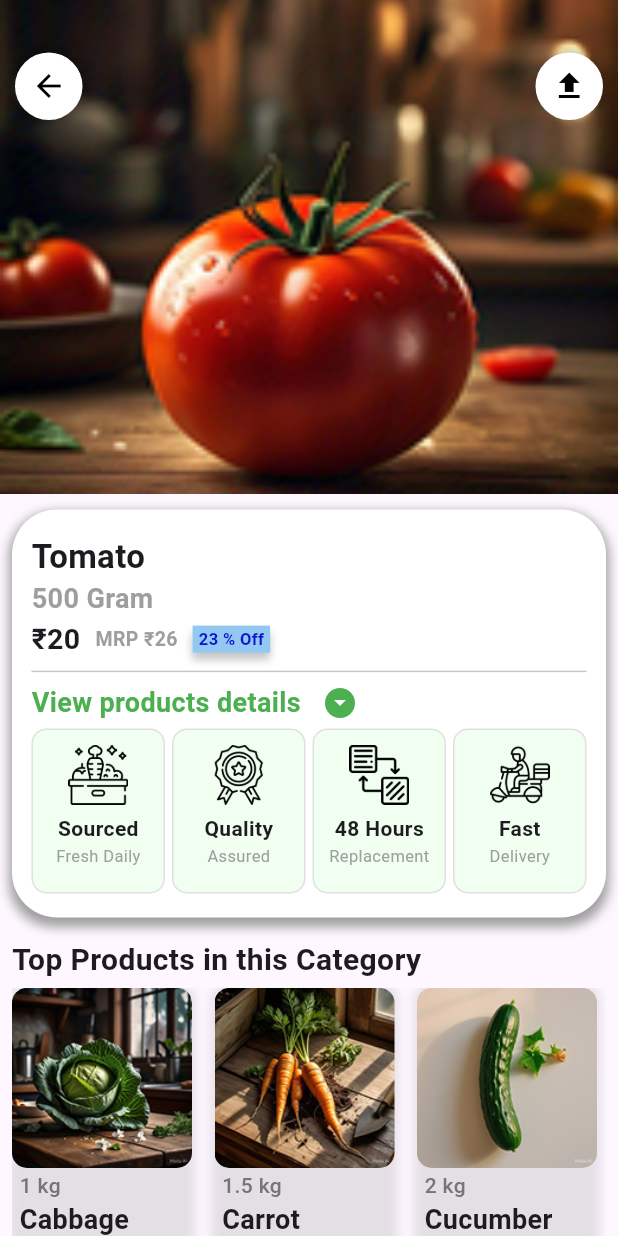
After one commit to Prathamdelxn/purelyFarm-app, a Flutter app: the ProductDetails screen opened directly, on a phone screen of 412 x 824 dp. The commit adds this screen. Run offline on Flutter 3.47's test engine with Material 3 defaults, Android fonts, the phone set to English and light mode, and no system bars; our stand-ins replace flutter_otp_text_field, flutter_svg, sticky_headers.

Commit message:
all upload

```diff
--- a/lib/screens/cartPage.dart
+++ b/lib/screens/cartPage.dart
@@ -1,3 +1,4 @@
+import 'package:ecom/screens/productDetails.dart';
 import 'package:flutter/material.dart';
 
 class Cartpage extends StatefulWidget {
@@ -264,7 +265,15 @@ class _CartpageState extends State<Cartpage> {
                                 SizedBox(
                                   width: 10,
                                 ),
-                                Container(
+                                GestureDetector(
+                                  onTap: () {
+                                    Navigator.push(
+                                        context,
+                                        MaterialPageRoute(
+                                            builder: (context) =>
+                                                ProductDetails()));
+                                  },
+                                  child: Container(
                                     height: 230,
                                     width: 150,
                                     padding: EdgeInsets.all(5),
@@ -312,8 +321,8 @@ class _CartpageState extends State<Cartpage> {
                                               style: TextStyle(
                                                   fontWeight: FontWeight.w700,
                                                   color: Colors.grey,
-                                                decoration:
-                                                    TextDecoration.lineThrough,
+                                                  decoration: TextDecoration
+                                                      .lineThrough,
                                                   fontSize: 18),
                                             )
                                           ],
@@ -339,6 +348,7 @@ class _CartpageState extends State<Cartpage> {
                                           ),
                                         )
                                       ],
+                                    ),
                                   ),
                                 )
                               ],
--- /dev/null
+++ b/lib/screens/productDetails.dart
@@ -0,0 +1,428 @@
+import 'dart:developer';
+
+import 'package:flutter/material.dart';
+import 'package:flutter_svg/flutter_svg.dart';
+
+class ProductDetails extends StatefulWidget {
+  const ProductDetails({super.key});
+
+  @override
+  State<ProductDetails> createState() => _ProductDetailsState();
+}
+
+class _ProductDetailsState extends State<ProductDetails> {
+  List<Map<String, dynamic>> products = [
+    {
+      "image": "assets/images/cabbage.png",
+      "name": "Cabbage",
+      "weight": "1 kg",
+      "newprice": 35.0,
+      "oldprice": 40.0,
+      "off": "12% Off"
+    },
+    {
+      "image": "assets/images/carrot.png",
+      "name": "Carrot",
+      "weight": "1.5 kg",
+      "newprice": 1.59,
+      "oldprice": 1.99,
+      "off": "20% Off"
+    },
+    {
+      "image": "assets/images/cucumber.png",
+      "name": "Cucumber",
+      "weight": "2 kg",
+      "newprice": 2.99,
+      "oldprice": 3.49,
+      "off": "14% Off"
+    },
+    {
+      "image": "assets/images/green_peas.png",
+      "name": "Green Peas",
+      "weight": "0.5 kg",
+      "newprice": 3.99,
+      "oldprice": 4.99,
+      "off": "20% Off"
+    },
+    {
+      "image": "assets/images/onion.png",
+      "name": "Onion",
+      "weight": "0.75 kg",
+      "newprice": 4.99,
+      "oldprice": 5.99,
+      "off": "17% Off"
+    },
+    {
+      "image": "assets/images/tomato.png",
+      "name": "Tomato",
+      "weight": "5 kg",
+      "newprice": 6.49,
+      "oldprice": 7.99,
+      "off": "18% Off"
+    },
+  ];
+
+  @override
+  Widget build(BuildContext context) {
+    final width = MediaQuery.of(context).size.width;
+    final height = MediaQuery.of(context).size.height;
+    return Scaffold(
+      body: SingleChildScrollView(
+        child: Column(
+          // crossAxisAlignment: CrossAxisAlignment.start,
+          children: [
+            Container(
+              width: width,
+              height: height * 0.4,
+              padding: EdgeInsets.symmetric(horizontal: 10, vertical: 35),
+              decoration: BoxDecoration(
+                image: DecorationImage(
+                  image: AssetImage('assets/images/tomato.png'),
+                  fit: BoxFit.fitWidth,
+                ),
+              ),
+              child: Stack(
+                children: [
+                  Row(
+                    children: [
+                      _buildCircleWithIcon(Icons.arrow_back, () {
+                        Navigator.of(context).pop();
+                      }),
+                      const Spacer(),
+                      SizedBox(width: 16),
+                      _buildCircleWithIcon(Icons.upload, () {}),
+                    ],
+                  )
+                ],
+              ),
+            ),
+            Container(
+              padding: EdgeInsets.symmetric(vertical: 16, horizontal: 13),
+              margin: EdgeInsets.symmetric(vertical: 10, horizontal: 8),
+              decoration: BoxDecoration(borderRadius: BorderRadius.circular(30), color: Colors.white, boxShadow: [
+                BoxShadow(
+                  blurRadius: 6,
+                  spreadRadius: 2,
+                  offset: Offset(0, 4),
+                  color: Colors.grey,
+                )
+              ]),
+              child: Column(
+                children: [
+                  Column(
+                    crossAxisAlignment: CrossAxisAlignment.start,
+                    children: [
+                      Text(
+                        "Tomato",
+                        style: TextStyle(
+                          fontWeight: FontWeight.bold,
+                          fontSize: 22,
+                        ),
+                      ),
+                      Text(
+                        "500 Gram",
+                        style: TextStyle(
+                          fontWeight: FontWeight.bold,
+                          fontSize: 18,
+                          color: Colors.grey,
+                        ),
+                      ),
+                      Row(
+                        spacing: 10,
+                        children: [
+                          Text(
+                            "₹20",
+                            style: TextStyle(
+                              fontWeight: FontWeight.bold,
+                              fontSize: 19,
+                            ),
+                          ),
+                          Text(
+                            "MRP ₹26",
+                            style: TextStyle(fontWeight: FontWeight.bold, fontSize: 13, color: Colors.grey),
+                          ),
+                          Container(
+                            padding: EdgeInsets.symmetric(horizontal: 4, vertical: 1),
+                            decoration: BoxDecoration(
+                              color: const Color.fromARGB(255, 147, 200, 243),
+                              boxShadow: [
+                                BoxShadow(
+                                  color: Colors.grey.withOpacity(0.6),
+                                  offset: Offset(0, 5),
+                                  blurRadius: 4,
+                                  spreadRadius: 0.2,
+                                ),
+                              ],
+                            ),
+                            child: Text(
+                              "23 % Off",
+                              style: TextStyle(color: const Color.fromARGB(255, 10, 20, 207), fontWeight: FontWeight.bold, fontSize: 11),
+                            ),
+                          ),
+                        ],
+                      ),
+                    ],
+                  ),
+                  Divider(),
+                  Column(
+                    children: [
+                      Row(
+                        spacing: 14,
+                        children: [
+                          Text(
+                            "View products details",
+                            style: TextStyle(
+                              color: Colors.green,
+                              fontWeight: FontWeight.bold,
+                              fontSize: 18,
+                            ),
+                          ),
+                          Icon(
+                            Icons.arrow_drop_down_circle,
+                            color: Colors.green,
+                            size: 24,
+                          ),
+                        ],
+                      ),
+                    ],
+                  ),
+                  SizedBox(
+                    height: 4,
+                  ),
+                  Row(
+                    mainAxisAlignment: MainAxisAlignment.spaceBetween,
+                    children: [
+                      DetailsContainer("assets/images/fresh.png", "Sourced", "Fresh Daily"),
+                      DetailsContainer("assets/images/quality.png", "Quality", "Assured"),
+                      DetailsContainer("assets/images/replacement.png", "48 Hours", "Replacement"),
+                      DetailsContainer("assets/images/delivery.png", "Fast", "Delivery"),
+                    ],
+                  ),
+                ],
+              ),
+            ),
+            SizedBox(height: 4),
+            Padding(
+              padding: const EdgeInsets.symmetric(horizontal: 8),
+              child: Column(
+                crossAxisAlignment: CrossAxisAlignment.start,
+                children: [
+                  Text(
+                    "Top Products in this Category",
+                    style: TextStyle(
+                      fontWeight: FontWeight.bold,
+                      fontSize: 20,
+                    ),
+                  ),
+                  SizedBox(height: 4),
+                  Container(
+                    height: 220,
+                    child: ListView.builder(
+                      scrollDirection: Axis.horizontal,
+                      itemCount: products.length,
+                      itemBuilder: (context, index) {
+                        return ProductCard(
+                          products[index]['image'],
+                          products[index]['name'],
+                          products[index]['weight'],
+                          products[index]['newprice'],
+                          products[index]['oldprice'],
+                          products[index]['off'],
+                        );
+                      },
+                    ),
+                  ),
+                ],
+              ),
+            ),
+            Container(
+              width: width,
+              padding: EdgeInsets.all(10),
+              margin: EdgeInsets.symmetric(horizontal: 8, vertical: 10),
+              decoration: BoxDecoration(
+                border: Border.all(color: Colors.grey.shade300),
+                color: const Color.fromARGB(255, 240, 255, 240),
+                borderRadius: BorderRadius.circular(10),
+              ),
+              child: Row(
+                spacing: 12,
+                mainAxisAlignment: MainAxisAlignment.center,
+                children: [
+                  Image.asset(
+                    'assets/images/more.png',
+                    width: 45,
+                  ),
+                  Text(
+                    "See All Products",
+                    style: TextStyle(
+                      fontWeight: FontWeight.bold,
+                      fontSize: 20,
+                    ),
+                  ),
+                  Icon(
+                    Icons.arrow_circle_right,
+                    color: Colors.green,
+                    size: 24,
+                  ),
+                ],
+              ),
+            ),
+            SizedBox(height: 30)
+          ],
+        ),
+      ),
+    );
+  }
+
+  Widget ProductCard(String image, String name, String weight, double newprice, double oldprice, String off) {
+    return Container(
+      margin: EdgeInsets.only(right: 15),
+      decoration: BoxDecoration(
+        borderRadius: BorderRadius.circular(10),
+        boxShadow: [
+          BoxShadow(
+            color: Colors.black.withOpacity(0.1),
+            blurRadius: 5,
+            spreadRadius: 2,
+          ),
+        ],
+      ),
+      child: Column(
+        crossAxisAlignment: CrossAxisAlignment.start,
+        children: [
+          Container(
+            width: 120,
+            // height: 100,
+            decoration: BoxDecoration(
+              borderRadius: BorderRadius.circular(10),
+            ),
+            child: ClipRRect(
+              borderRadius: BorderRadius.circular(10),
+              child: Image.asset(
+                image,
+                fit: BoxFit.cover,
+              ),
+            ),
+          ),
+          Container(
+            padding: EdgeInsets.only(left: 5),
+            child: Column(
+              crossAxisAlignment: CrossAxisAlignment.start,
+              children: [
+                const SizedBox(height: 2),
+                Text(
+                  weight,
+                  style: TextStyle(color: Colors.grey[600], fontSize: 14, fontWeight: FontWeight.w500),
+                ),
+                Text(
+                  name,
+                  style: const TextStyle(
+                    fontSize: 18,
+                    fontWeight: FontWeight.bold,
+                  ),
+                ),
+                Container(
+                  padding: const EdgeInsets.symmetric(horizontal: 4),
+                  decoration: BoxDecoration(
+                    color: const Color.fromARGB(255, 147, 200, 243),
+                    borderRadius: BorderRadius.circular(5),
+                  ),
+                  child: Text(
+                    off,
+                    style: const TextStyle(
+                      fontSize: 11,
+                      fontWeight: FontWeight.bold,
+                      color: const Color.fromARGB(255, 10, 20, 207),
+                    ),
+                  ),
+                ),
+                const SizedBox(height: 5),
+                Row(
+                  children: [
+                    Text(
+                      "₹${newprice.toStringAsFixed(2)}",
+                      style: const TextStyle(
+                        fontSize: 15,
+                        fontWeight: FontWeight.bold,
+                        color: Colors.black,
+                      ),
+                    ),
+                    const SizedBox(width: 5),
+                    Text(
+                      "₹${oldprice.toStringAsFixed(2)}",
+                      style: const TextStyle(
+                        fontSize: 13,
+                        decoration: TextDecoration.lineThrough,
+                        color: Colors.grey,
+                      ),
+                    ),
+                  ],
+                ),
+              ],
+            ),
+          )
+        ],
+      ),
+    );
+  }
+
+  Widget DetailsContainer(String icon, String text1, String text2) {
+    return Container(
+      width: 89,
+      height: 110,
+      alignment: Alignment.center,
+      padding: EdgeInsets.all(10),
+      decoration: BoxDecoration(
+        border: Border.all(color: Colors.grey.shade300),
+        color: const Color.fromARGB(255, 240, 255, 240),
+        borderRadius: BorderRadius.circular(10),
+      ),
+      child: Column(
+        children: [
+          Image.asset(icon, width: 40, height: 40),
+          SizedBox(height: 6),
+          Text(
+            text1,
+            style: TextStyle(
+              fontWeight: FontWeight.bold,
+              fontSize: 14,
+            ),
+          ),
+          Text(
+            text2,
+            style: TextStyle(
+              fontWeight: FontWeight.w400,
+              fontSize: 11,
+              color: Colors.grey,
+            ),
+          ),
+        ],
+      ),
+    );
+  }
+
+  Widget _buildCircleWithIcon(IconData icon, VoidCal) {
+    return Container(
+      width: 45,
+      height: 45,
+      decoration: BoxDecoration(
+        color: Colors.white,
+        shape: BoxShape.circle,
+        boxShadow: [
+          BoxShadow(
+            color: Colors.black.withOpacity(0.2),
+            blurRadius: 5,
+            spreadRadius: 2,
+          ),
+        ],
+      ),
+      child: Center(
+        child: Icon(
+          icon,
+          color: Colors.black,
+          size: 24,
+        ),
+      ),
+    );
+  }
+}
```
Also changed, not shown: assets/images/delivery.png (added), assets/images/fresh.png (added), assets/images/more.png (added), assets/images/quality.png (added), assets/images/replacement.png (added). Lines whose indentation alone changed are shown as unchanged.
